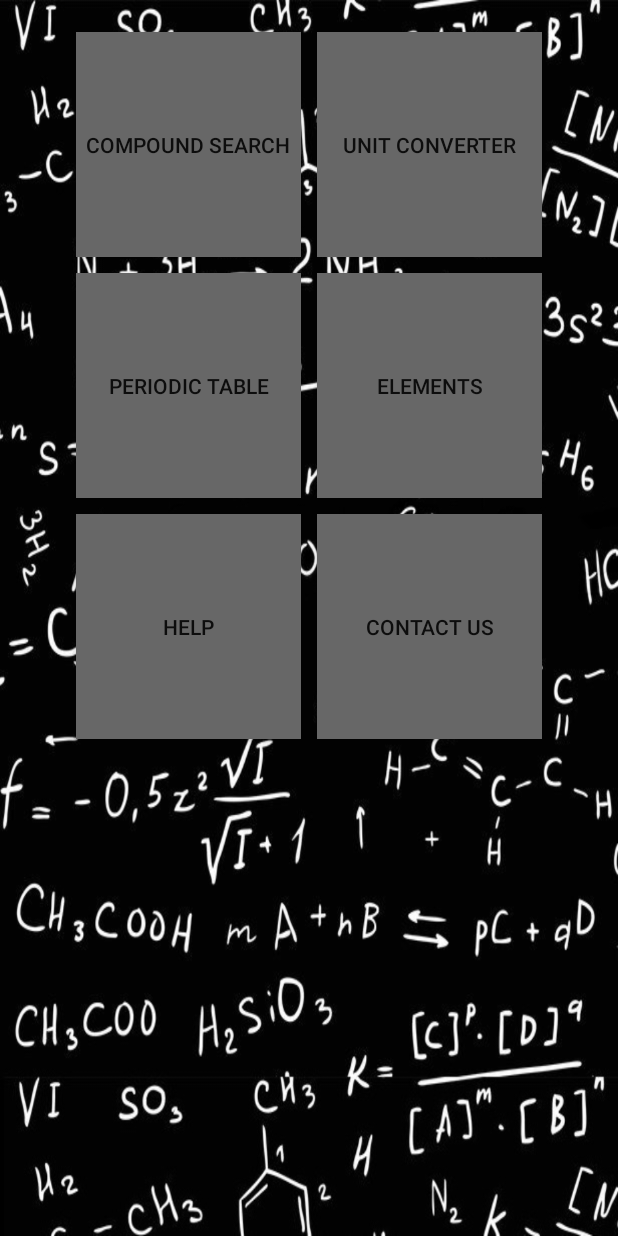
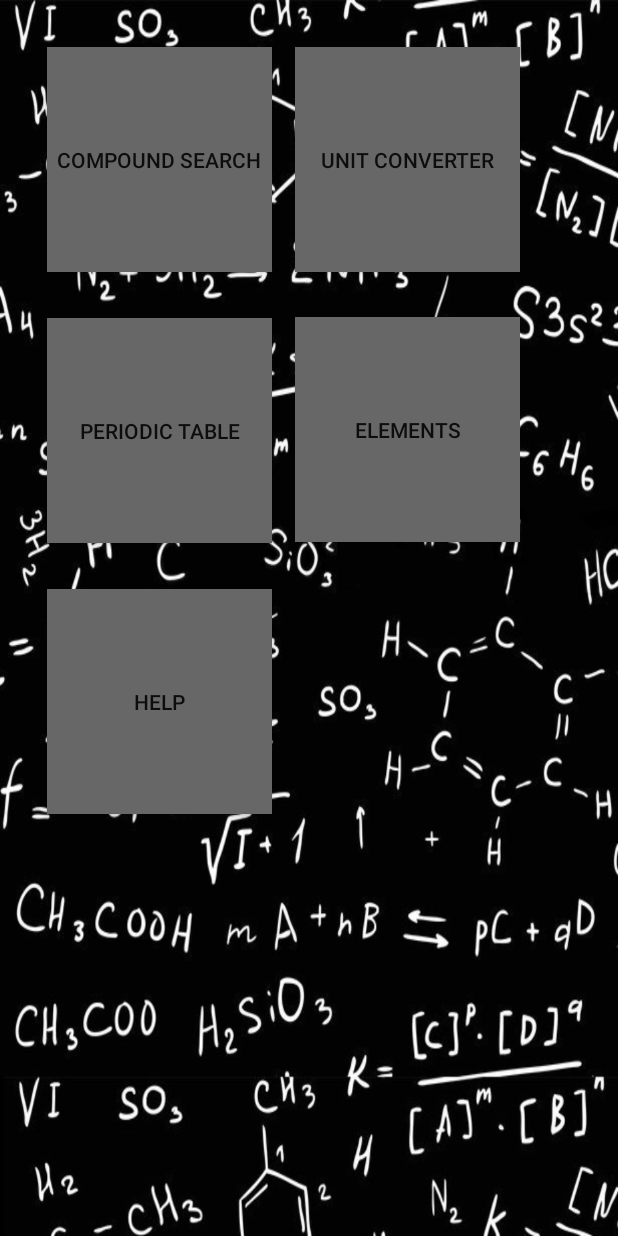
Before and after one commit to tayl/se-chemistry, an Android app: the screen it shows after launch (MainActivity), on a phone screen of 412 x 824 dp. Run offline under Robolectric (Android 15) with nearby library versions, the phone set to English and light mode, and no system bars.

Commit message:
Revert "Added Contact Activity to MainActivity.java. Changed MainActivity XML layout from relative view to grid view so alignment is automatic. Updated splash screen"
This reverts commit 57f3f751294b7a55cc976d7553ef480e2429a653.

```diff
--- a/ChemistryHandbook/app/src/main/res/layout/activity_main.xml
+++ b/ChemistryHandbook/app/src/main/res/layout/activity_main.xml
@@ -12,40 +12,72 @@
 
     <ScrollView
         android:id="@+id/scrollView"
-        android:layout_width="match_parent"
-        android:layout_height="match_parent"
+        android:layout_width="fill_parent"
+        android:layout_height="wrap_content"
+        android:layout_alignParentBottom="true"
+        android:layout_alignParentLeft="true"
+        android:layout_alignParentRight="true"
+        android:layout_alignParentTop="true"
         android:overScrollMode="never"
-        android:scrollbars="none">
+        android:scrollbars="none"
+        >
 
-    </ScrollView>
+        <RelativeLayout
+            android:layout_width="wrap_content"
+            android:layout_height="wrap_content"
+            android:orientation="vertical">
 
-    <GridLayout
-        android:layout_width="wrap_content"
-        android:layout_height="match_parent"
-        android:layout_alignParentTop="false"
-        android:layout_centerHorizontal="true"
-        android:layout_gravity="center"
-        android:columnCount="2"
-        android:columnOrderPreserved="false"
-        android:rowCount="3"
-        android:rowOrderPreserved="true">
 
             <Button
                 android:id="@+id/compoundsearch"
                 android:layout_width="wrap_content"
                 android:layout_height="wrap_content"
-            android:layout_margin="5dp"
+                android:layout_margin="15dp"
                 android:width="150dp"
                 android:height="150dp"
                 android:background="#676767"
-            android:onClick="openCompoundResults"
-            android:text="@string/compoundsearchbuttontext" />
+                android:onClick="openCompundResults"
+                android:text="@string/compoundsearchbuttontext"/>
+
+            <Button
+                android:id="@+id/periodictable"
+                android:layout_width="wrap_content"
+                android:layout_height="wrap_content"
+                android:layout_below="@id/compoundsearch"
+                android:layout_margin="15dp"
+                android:width="150dp"
+                android:height="150dp"
+                android:background="#676767"
+                android:onClick="openPeriodicTableActivity"
+                android:text="@string/tablebuttontext" />
+            <Button
+                android:id="@+id/placeholder3"
+                android:layout_width="wrap_content"
+                android:layout_height="wrap_content"
+                android:layout_below="@id/periodictable"
+                android:layout_margin="15dp"
+                android:width="150dp"
+                android:height="150dp"
+                android:background="#676767"
+                android:onClick="openHelpActivity"
+                android:text="@string/helpbuttontext" />
+            <Button
+                android:id="@+id/placeholder5"
+                android:layout_width="wrap_content"
+                android:layout_height="wrap_content"
+                android:layout_below="@id/placeholder3"
+                android:layout_margin="15dp"
+                android:width="150dp"
+                android:height="150dp"
+                android:background="#676767"
+                android:visibility="invisible" />
 
             <Button
                 android:id="@+id/conversions"
                 android:layout_width="wrap_content"
                 android:layout_height="wrap_content"
-            android:layout_margin="5dp"
+                android:layout_marginTop="15dp"
+                android:layout_toRightOf="@+id/compoundsearch"
                 android:width="150dp"
                 android:height="150dp"
                 android:background="#676767"
@@ -53,74 +85,43 @@
                 android:text="@string/converterbuttontext" />
 
             <Button
-            android:id="@+id/periodictable"
-            android:layout_width="wrap_content"
-            android:layout_height="wrap_content"
-            android:layout_margin="5dp"
-            android:width="150dp"
-            android:height="150dp"
-            android:background="#676767"
-            android:onClick="openPeriodicTableActivity"
-            android:text="@string/tablebuttontext" />
-
-        <Button
                 android:id="@+id/placeholder2"
                 android:layout_width="wrap_content"
                 android:layout_height="wrap_content"
-            android:layout_margin="5dp"
+                android:layout_below="@id/conversions"
+                android:layout_marginTop="30dp"
+                android:layout_toRightOf="@+id/compoundsearch"
                 android:width="150dp"
                 android:height="150dp"
                 android:background="#676767"
                 android:onClick="openElementActivity"
                 android:text="@string/elementsbuttontext" />
-
             <Button
-            android:id="@+id/placeholder3"
+                android:id="@+id/placeholder4"
                 android:layout_width="wrap_content"
                 android:layout_height="wrap_content"
-            android:layout_margin="5dp"
+                android:layout_below="@id/placeholder2"
+                android:layout_marginTop="30dp"
+                android:layout_toRightOf="@+id/compoundsearch"
                 android:width="150dp"
                 android:height="150dp"
                 android:background="#676767"
-            android:onClick="openHelpActivity"
-            android:text="@string/helpbuttontext" />
-
-        <Button
-            android:id="@+id/contactbutton"
-            android:layout_width="wrap_content"
-            android:layout_height="wrap_content"
-            android:layout_margin="5dp"
-            android:width="150dp"
-            android:height="150dp"
-            android:background="#676767"
-            android:nestedScrollingEnabled="false"
-            android:onClick="openContactActivity"
-            android:text="@string/contactbuttontext" />
+                android:enabled="false"
+                android:visibility="invisible" />
 
             <Button
                 android:id="@+id/placeholder6"
                 android:layout_width="wrap_content"
                 android:layout_height="wrap_content"
-            android:layout_below="@+id/contactbutton"
-            android:layout_margin="5dp"
+                android:layout_below="@id/placeholder4"
+                android:layout_marginTop="30dp"
                 android:layout_toRightOf="@+id/compoundsearch"
                 android:width="150dp"
                 android:height="150dp"
                 android:background="#676767"
                 android:visibility="invisible" />
-
-        <Button
-            android:id="@+id/placeholder4"
-            android:layout_width="wrap_content"
-            android:layout_height="wrap_content"
-            android:layout_below="@+id/placeholder3"
-            android:layout_margin="5dp"
-            android:width="150dp"
-            android:height="150dp"
-            android:background="#676767"
-            android:enabled="false"
-            android:visibility="invisible" />
-    </GridLayout>
+        </RelativeLayout>
+    </ScrollView>
 
 
 </RelativeLayout>
--- a/ChemistryHandbook/app/src/main/res/values/strings.xml
+++ b/ChemistryHandbook/app/src/main/res/values/strings.xml
@@ -19,10 +19,6 @@
 
     <string name="title_activity_mole">MoleActivity</string>
     <string name="splash_screen">Splash screen</string>
-    <string name="contactbuttontext">Contact Us</string>
-    <string name="send_button">send</string>
-    <string name="contactmessagehint">fix this, implement this, you\'re doing a good job, etc</string>
-    <string name="contactsubjecthint">subject</string>
 
     <string-array name="converstionTypes">
         <item>Area</item>
--- a/ChemistryHandbook/build.gradle
+++ b/ChemistryHandbook/build.gradle
@@ -5,7 +5,7 @@ buildscript {
         jcenter()
     }
     dependencies {
-        classpath 'com.android.tools.build:gradle:2.0.0'
+        classpath 'com.android.tools.build:gradle:1.5.0'
 
         // NOTE: Do not place your application dependencies here; they belong
         // in the individual module build.gradle files
--- a/ChemistryHandbook/settings.gradle
+++ b/ChemistryHandbook/settings.gradle
@@ -1 +1 @@
-include ':app', ':volley'
+include ':app'
```
Also changed, not shown: ChemistryHandbook/app/build.gradle (+3 -5 lines), ChemistryHandbook/app/src/main/AndroidManifest.xml (+13 -12 lines), ChemistryHandbook/app/src/main/java/activities/MainActivity.java (+1 -6 lines), ChemistryHandbook/app/src/main/res/layout/activity_compound_results.xml (+9 -9 lines), ChemistryHandbook/app/src/main/res/layout/splash_screen.xml (+3 -5 lines), ChemistryHandbook/app/src/main/res/drawable/chemistryhandbooksplashscreen.png, ChemistryHandbook/gradle/wrapper/gradle-wrapper.properties. Lines whose indentation alone changed are shown as unchanged.
